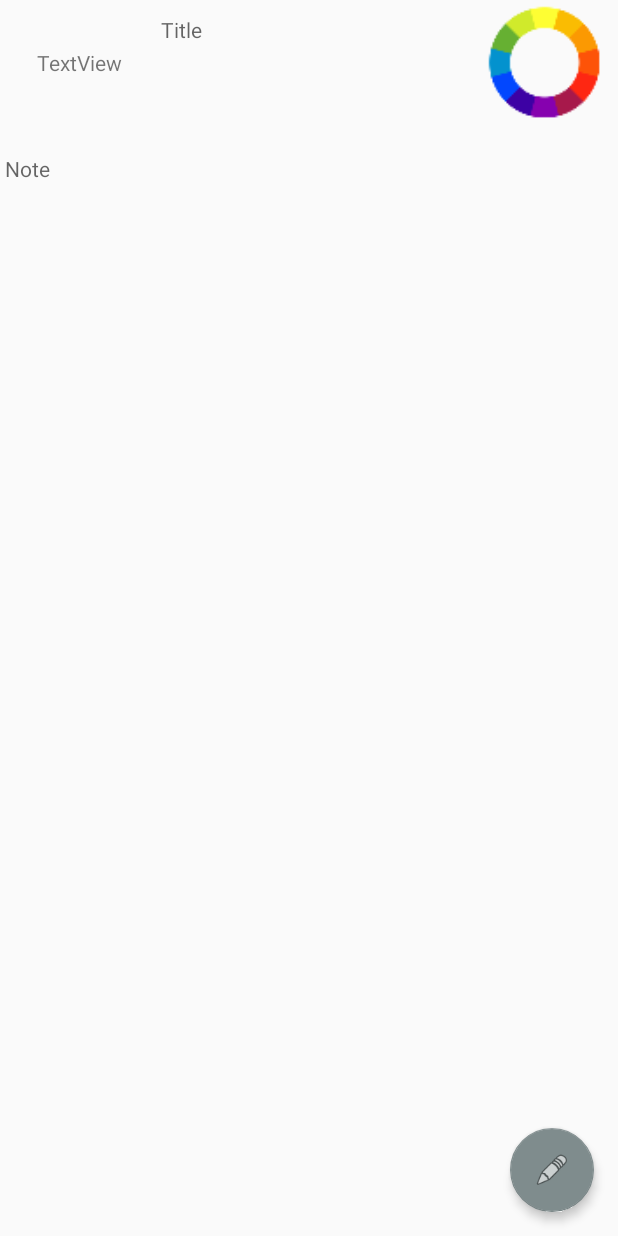
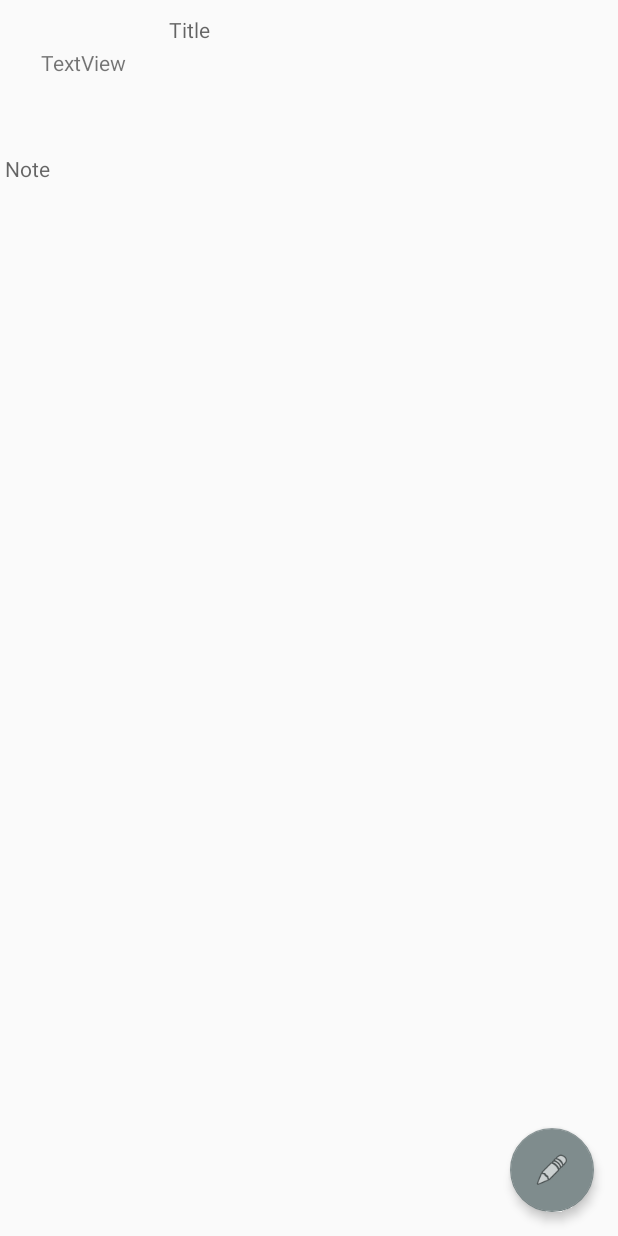
Before and after one commit to miliacristian/MemoMe, an Android app: the layout activity_show_memo.xml on its own in the app's theme, with its tools: preview values and no code run, on a phone screen of 412 x 824 dp. Run offline under Robolectric (Android 15) with nearby library versions, the light colour scheme and no system bars.

Commit message:
per Mario

```diff
--- a/app/src/main/java/com/error404/memometwo/Memo.java
+++ b/app/src/main/java/com/error404/memometwo/Memo.java
@@ -9,7 +9,7 @@ import java.util.Calendar;
  */
 
 public class Memo {
-    public static final int[]colors={R.color.rosa,R.color.lightBlue,R.color.lime};
+    public static final int[]colors={R.color.bianco, R.color.rosa,R.color.lightBlue,R.color.lime};
     private int id;
     private String title;
     private String text;
--- a/app/src/main/java/com/error404/memometwo/MemoMeMain.java
+++ b/app/src/main/java/com/error404/memometwo/MemoMeMain.java
@@ -86,6 +86,8 @@ public class MemoMeMain extends AppCompatActivity
         } else {
             super.onBackPressed();
         }
+        System.out.println("wwww");
+        System.exit(0);
     }
 
     @Override
--- a/app/src/main/res/layout/activity_show_memo.xml
+++ b/app/src/main/res/layout/activity_show_memo.xml
@@ -25,7 +25,7 @@
                 android:layout_width="wrap_content"
                 android:layout_height="match_parent"
                 android:id="@+id/emojitxt"
-                android:layout_weight="0.13"
+                android:layout_weight="0.05"
                 android:gravity="center_vertical"
                 android:textAlignment="center" />
 
@@ -41,14 +41,6 @@
                 android:maxLength="32"
                 android:layout_marginTop="8dp"
                 android:padding="2dp" />
-
-            <ImageView
-                android:id="@+id/imageView2"
-                android:layout_width="wrap_content"
-                android:layout_height="match_parent"
-                android:layout_weight="0.13"
-                android:background="@android:color/transparent"
-                app:srcCompat="@mipmap/color_choice" />
 
         </LinearLayout>
 
--- a/app/src/main/res/values/colors.xml
+++ b/app/src/main/res/values/colors.xml
@@ -7,4 +7,5 @@
     <color name="lightBlue">#81D8FF</color><!-- position 1-->
     <color name="lime">#CCFF90</color><!-- position 2-->
     <color name="outerSpace">#FF111516</color><!-- dark backgourd-->
+    <color name = "bianco">#FFFFFFFF</color>>
 </resources>
```
Also changed, not shown: app/src/main/java/com/error404/memometwo/activity_modifyOrAdd.java (+8 -4 lines).
